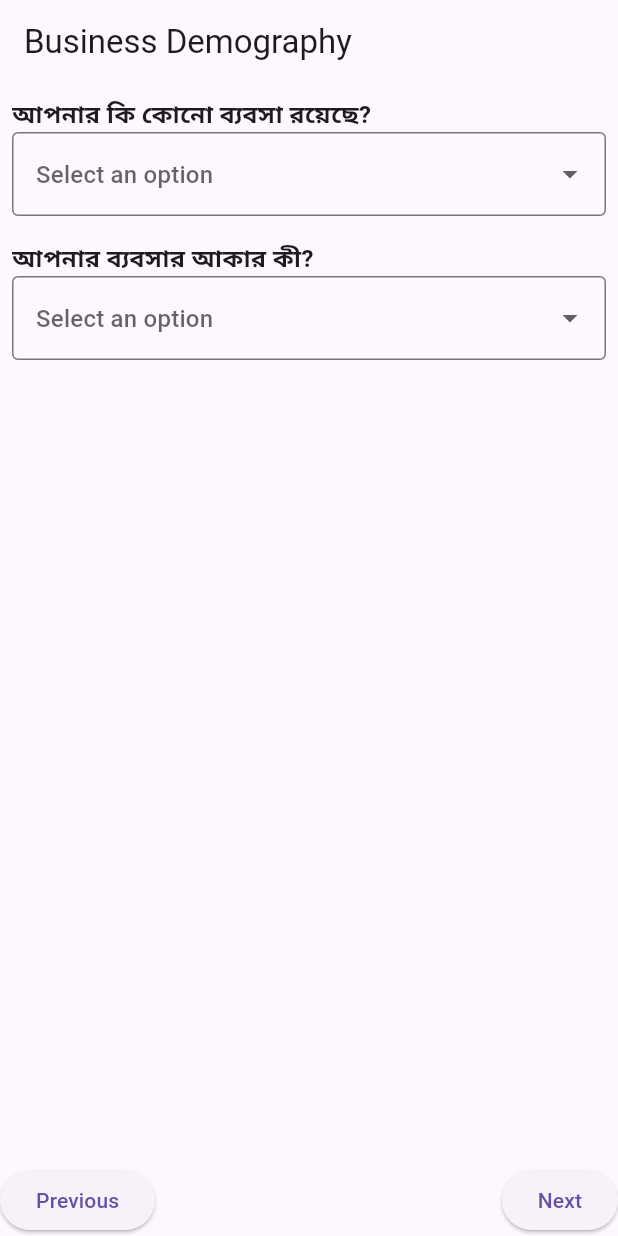
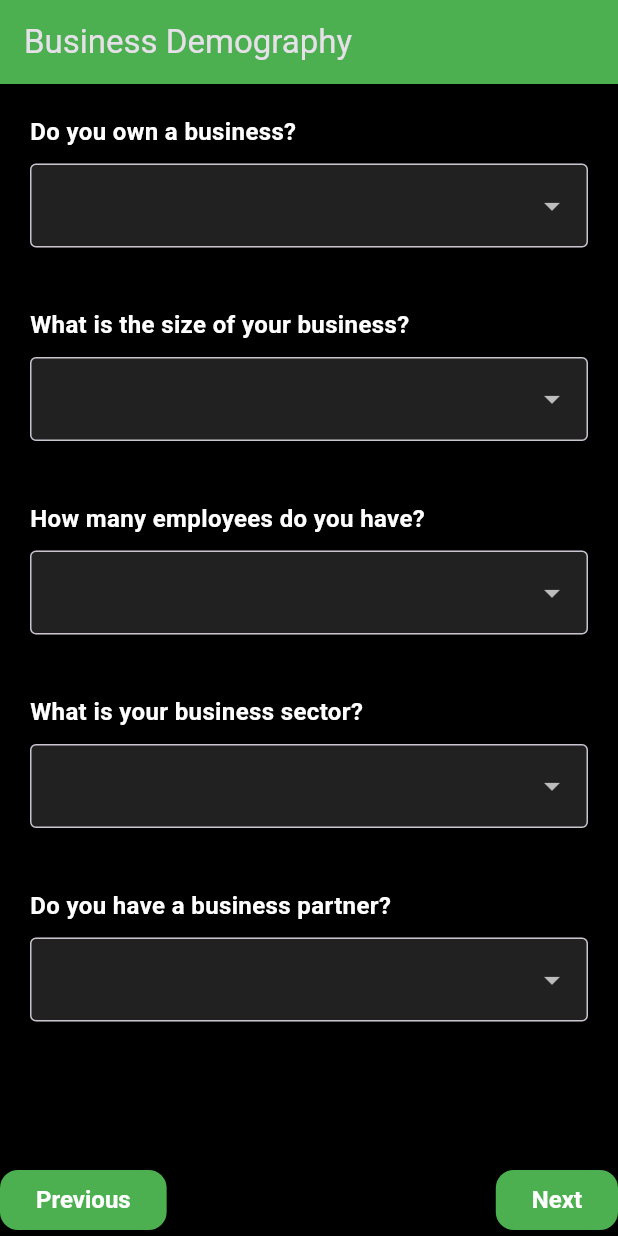
Before and after one commit to saikot19/fin_Score, a Flutter app: the screen it shows after launch, after a tap on "Next", on a phone screen of 412 x 824 dp. Run offline on Flutter 3.47's test engine with Material 3 defaults, Android fonts, the phone set to English and light mode, and no system bars.

Commit message:
ui changed

```diff
--- a/lib/main.dart
+++ b/lib/main.dart
@@ -1,26 +1,38 @@
-import 'package:finscore/screens/survey_page.dart';
 import 'package:flutter/material.dart';
 import 'screens/splash_screen.dart';
 
 void main() {
-  runApp(
-    SplashScreen(
-      key: UniqueKey(),
-      onInitializationComplete: () => runApp(
-        const MyApp(),
-      ),
-    ),
-  );
+  runApp(FinScoreApp());
 }
 
-class MyApp extends StatelessWidget {
-  const MyApp({super.key});
+class FinScoreApp extends StatelessWidget {
+  const FinScoreApp({super.key});
 
   @override
   Widget build(BuildContext context) {
     return MaterialApp(
-      debugShowCheckedModeBanner: false,
-      home: SurveyPage(),
+      title: 'FinScore',
+      theme: ThemeData(
+        brightness: Brightness.dark,
+        primaryColor: Color(0xFF4CAF50),
+        scaffoldBackgroundColor: Colors.black,
+        textTheme: TextTheme(
+          displayLarge: TextStyle(
+              fontSize: 24, fontWeight: FontWeight.bold, color: Colors.white),
+          bodyLarge: TextStyle(fontSize: 16, color: Colors.white),
+          bodyMedium: TextStyle(fontSize: 14, color: Colors.grey),
+        ),
+        elevatedButtonTheme: ElevatedButtonThemeData(
+          style: ElevatedButton.styleFrom(
+            backgroundColor: Color(0xFF4CAF50),
+            foregroundColor: Colors.white,
+            shape:
+                RoundedRectangleBorder(borderRadius: BorderRadius.circular(12)),
+            textStyle: TextStyle(fontSize: 16, fontWeight: FontWeight.bold),
+          ),
+        ),
+      ),
+      home: SplashScreen(),
     );
   }
 }
--- a/lib/screens/splash_screen.dart
+++ b/lib/screens/splash_screen.dart
@@ -1,66 +1,68 @@
-// Packages
 import 'package:flutter/material.dart';
+import 'dart:async';
+import 'survey_page.dart';
 
 class SplashScreen extends StatefulWidget {
-  final VoidCallback onInitializationComplete;
-
-  const SplashScreen({
-    super.key,
-    required this.onInitializationComplete,
-  });
+  const SplashScreen({super.key});
 
   @override
-  State<StatefulWidget> createState() {
-    return _SplashPageState();
-  }
+  // ignore: library_private_types_in_public_api
+  _SplashScreenState createState() => _SplashScreenState();
 }
 
-class _SplashPageState extends State<SplashScreen> {
+class _SplashScreenState extends State<SplashScreen>
+    with SingleTickerProviderStateMixin {
+  late AnimationController _controller;
+  late Animation<double> _animation;
+
   @override
   void initState() {
     super.initState();
-    Future.delayed(Duration(seconds: 2), () {
-      widget.onInitializationComplete();
+    _controller = AnimationController(
+      vsync: this,
+      duration: Duration(seconds: 2),
+    );
+    _animation = CurvedAnimation(parent: _controller, curve: Curves.easeIn);
+    _controller.forward();
+
+    Timer(Duration(seconds: 3), () {
+      Navigator.pushReplacement(
+        context,
+        MaterialPageRoute(builder: (context) => SurveyPage()),
+      );
     });
   }
 
   @override
+  void dispose() {
+    _controller.dispose();
+    super.dispose();
+  }
+
+  @override
   Widget build(BuildContext context) {
-    return MaterialApp(
-      title: "Finscore",
-      theme: ThemeData(
-        primarySwatch: Colors.blue,
-        brightness: Brightness.light,
-        scaffoldBackgroundColor: Colors.white, // Standard white background
-      ),
-      home: Scaffold(
-        body: Center(
+    return Scaffold(
+      body: Center(
+        child: FadeTransition(
+          opacity: _animation,
           child: Column(
+            mainAxisAlignment: MainAxisAlignment.center,
             children: [
-              const Spacer(), // Push content to the top
-              // App Logo
               Container(
-                height: 200,
-                width: 200,
+                height: 400,
+                width: 400,
                 decoration: BoxDecoration(
                   image: DecorationImage(
-                    image: AssetImage('assets/logo/finscore.jpeg'),
+                    image: AssetImage('assets/logo/PNG transparent-8.png'),
                   ),
                 ),
               ),
-              const SizedBox(height: 20), // Spacer between logo and text
-              const Spacer(), // Push content below the logo upwards
-              // Version Text at the Bottom
-              const Padding(
-                padding: EdgeInsets.only(bottom: 16.0),
-                child: Text(
-                  "V.1.0.1",
-                  style: TextStyle(
-                    fontSize: 16,
-                    fontWeight: FontWeight.bold,
-                    color: Colors.black, // Black text for readability
-                  ),
-                ),
+              SizedBox(height: 20),
+              SizedBox(height: 10),
+              Text(
+                'V.1.0',
+                style: Theme.of(context).textTheme.bodyMedium,
+                selectionColor: Colors.white,
               ),
             ],
           ),
--- a/lib/screens/survey_page.dart
+++ b/lib/screens/survey_page.dart
@@ -3,7 +3,10 @@ import '../models/survey_segment.dart';
 import '../widgets/question_widget.dart';
 
 class SurveyPage extends StatefulWidget {
+  const SurveyPage({super.key});
+
   @override
+  // ignore: library_private_types_in_public_api
   _SurveyPageState createState() => _SurveyPageState();
 }
 
@@ -15,12 +18,24 @@ class _SurveyPageState extends State<SurveyPage> {
       title: 'Personal Demography',
       questions: [
         {
-          'question': 'আপনার বয়সের পরিসর কী?',
-          'options': ['১৮-২৫', '২৬-৩৫', '৩৬-৫০', '৫০+']
+          'question': 'What is your age group?',
+          'options': ['18-25', '26-35', '36-50', '50+']
         },
         {
-          'question': 'আপনার লিঙ্গ কী?',
-          'options': ['পুরুষ', 'মহিলা', 'অন্যান্য']
+          'question': 'What is your gender?',
+          'options': ['Male', 'Female', 'Other']
+        },
+        {
+          'question': 'What is your marital status?',
+          'options': ['Single', 'Married', 'Divorced']
+        },
+        {
+          'question': 'What is your highest education level?',
+          'options': ['High School', 'Bachelor', 'Master', 'PhD']
+        },
+        {
+          'question': 'Do you have dependents?',
+          'options': ['Yes', 'No']
         },
       ],
     ),
@@ -28,12 +43,24 @@ class _SurveyPageState extends State<SurveyPage> {
       title: 'Business Demography',
       questions: [
         {
-          'question': 'আপনার কি কোনো ব্যবসা রয়েছে?',
-          'options': ['হ্যাঁ', 'না']
+          'question': 'Do you own a business?',
+          'options': ['Yes', 'No']
         },
         {
-          'question': 'আপনার ব্যবসার আকার কী?',
-          'options': ['ছোট', 'মাঝারি', 'বড়']
+          'question': 'What is the size of your business?',
+          'options': ['Small', 'Medium', 'Large']
+        },
+        {
+          'question': 'How many employees do you have?',
+          'options': ['1-5', '6-20', '21-50', '50+']
+        },
+        {
+          'question': 'What is your business sector?',
+          'options': ['IT', 'Retail', 'Manufacturing', 'Other']
+        },
+        {
+          'question': 'Do you have a business partner?',
+          'options': ['Yes', 'No']
         },
       ],
     ),
@@ -41,12 +68,24 @@ class _SurveyPageState extends State<SurveyPage> {
       title: 'Assets',
       questions: [
         {
-          'question': 'আপনার কি কোনো স্থাবর সম্পত্তি রয়েছে?',
-          'options': ['হ্যাঁ', 'না']
+          'question': 'Do you own any real estate?',
+          'options': ['Yes', 'No']
         },
         {
-          'question': 'আপনার কি কোনো যানবাহন রয়েছে?',
-          'options': ['হ্যাঁ', 'না']
+          'question': 'Do you own any vehicles?',
+          'options': ['Yes', 'No']
+        },
+        {
+          'question': 'Do you have investments?',
+          'options': ['Yes', 'No']
+        },
+        {
+          'question': 'Do you own any machinery?',
+          'options': ['Yes', 'No']
+        },
+        {
+          'question': 'Do you own valuable collectibles?',
+          'options': ['Yes', 'No']
         },
       ],
     ),
@@ -54,12 +93,24 @@ class _SurveyPageState extends State<SurveyPage> {
       title: 'Financial Demography',
       questions: [
         {
-          'question': 'আপনার বার্ষিক আয়ের পরিসর কী?',
-          'options': ['< \$১০,০০০', '\$১০,০০০-\$৫০,০০০', '> \$৫০,০০০']
+          'question': 'What is your annual income range?',
+          'options': ['< \$10,000', '\$10,000-\$50,000', '>\$50,000']
         },
         {
-          'question': 'আপনার কি কোনো বিদ্যমান ঋণ রয়েছে?',
-          'options': ['হ্যাঁ', 'না']
+          'question': 'Do you have any existing loans?',
+          'options': ['Yes', 'No']
+        },
+        {
+          'question': 'Do you have a credit card?',
+          'options': ['Yes', 'No']
+        },
+        {
+          'question': 'Do you save monthly?',
+          'options': ['Yes', 'No']
+        },
+        {
+          'question': 'Do you have insurance?',
+          'options': ['Yes', 'No']
         },
       ],
     ),
@@ -67,12 +118,33 @@ class _SurveyPageState extends State<SurveyPage> {
 
   final Map<int, Map<String, String>> _responses = {};
 
+  void _submitSurvey() {
+    showDialog(
+      context: context,
+      builder: (context) => AlertDialog(
+        title: Text('Survey Submitted', style: TextStyle(color: Colors.green)),
+        content: Text('Thank you for completing the survey!',
+            style: TextStyle(color: Colors.white)),
+        actions: [
+          TextButton(
+            onPressed: () => Navigator.of(context).pop(),
+            child: Text('OK', style: TextStyle(color: Colors.green)),
+          ),
+        ],
+        backgroundColor: Colors.black,
+      ),
+    );
+  }
+
   @override
   Widget build(BuildContext context) {
     final segment = _surveySegments[_currentSegment];
 
     return Scaffold(
-      appBar: AppBar(title: Text(segment.title)),
+      appBar: AppBar(
+        title: Text(segment.title),
+        backgroundColor: Colors.green,
+      ),
       body: Column(
         children: [
           Expanded(
@@ -101,6 +173,8 @@ class _SurveyPageState extends State<SurveyPage> {
             children: [
               if (_currentSegment > 0)
                 ElevatedButton(
+                  style:
+                      ElevatedButton.styleFrom(backgroundColor: Colors.green),
                   onPressed: () {
                     setState(() {
                       _currentSegment--;
@@ -109,26 +183,14 @@ class _SurveyPageState extends State<SurveyPage> {
                   child: Text('Previous'),
                 ),
               ElevatedButton(
+                style: ElevatedButton.styleFrom(backgroundColor: Colors.green),
                 onPressed: () {
                   if (_currentSegment < _surveySegments.length - 1) {
                     setState(() {
                       _currentSegment++;
                     });
                   } else {
-                    print('Survey responses: $_responses');
-                    showDialog(
-                      context: context,
-                      builder: (context) => AlertDialog(
-                        title: Text('Survey Complete'),
-                        content: Text('Thank you for completing the survey!'),
-                        actions: [
-                          TextButton(
-                            onPressed: () => Navigator.of(context).pop(),
-                            child: Text('OK'),
-                          ),
-                        ],
-                      ),
-                    );
+                    _submitSurvey();
                   }
                 },
                 child: Text(_currentSegment < _surveySegments.length - 1
--- a/lib/widgets/question_widget.dart
+++ b/lib/widgets/question_widget.dart
@@ -17,24 +17,31 @@ class QuestionWidget extends StatelessWidget {
   @override
   Widget build(BuildContext context) {
     return Padding(
-      padding: const EdgeInsets.all(8.0),
+      padding: const EdgeInsets.all(20.0),
       child: Column(
         crossAxisAlignment: CrossAxisAlignment.start,
         children: [
           Text(
             question,
-            style: TextStyle(fontSize: 16, fontWeight: FontWeight.bold),
+            style: TextStyle(
+                fontSize: 16, color: Colors.white, fontWeight: FontWeight.bold),
           ),
+          SizedBox(height: 10),
           DropdownButtonFormField<String>(
+            dropdownColor: Colors.black,
             items: options
-                .map<DropdownMenuItem<String>>((option) =>
-                    DropdownMenuItem(value: option, child: Text(option)))
+                .map((option) => DropdownMenuItem(
+                      value: option,
+                      child:
+                          Text(option, style: TextStyle(color: Colors.white)),
+                    ))
                 .toList(),
             onChanged: onChanged,
             value: selectedOption,
             decoration: InputDecoration(
               border: OutlineInputBorder(),
-              hintText: 'Select an option',
+              filled: true,
+              fillColor: Colors.grey[900],
             ),
           ),
         ],
```
Also changed, not shown: pubspec.yaml (+15 -14 lines), assets/fonts/Poppins-Bold.ttf (added), assets/fonts/Poppins-Regular.ttf (added), assets/fonts/Roboto-Bold.ttf (added), assets/fonts/Roboto-Regular.ttf (added), assets/logo/PNG transparent-8.png (added), assets/logo/finscore.jpeg (deleted), pubspec.lock, 1 other file.
